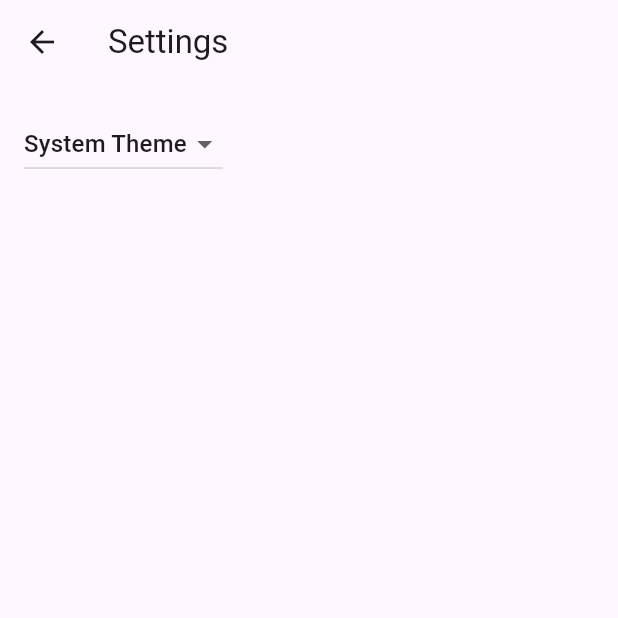
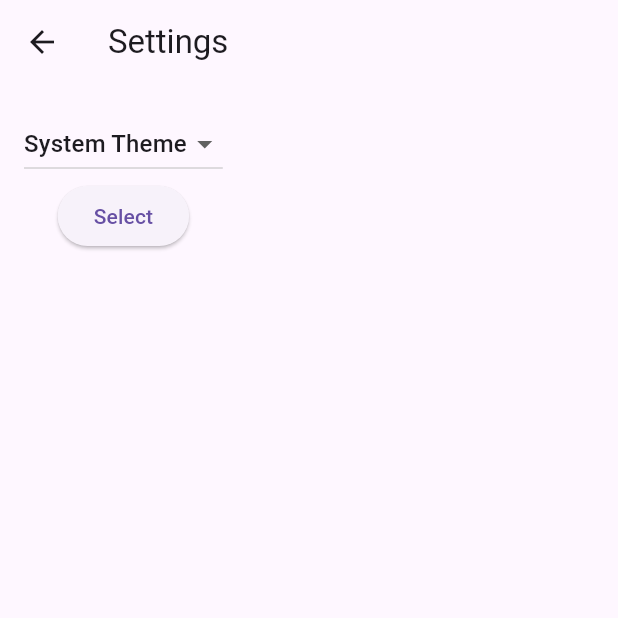
Before and after one commit to dominiqueue7/flutter-test, a Flutter app: the SettingsView screen opened by its route, on a phone screen of 412 x 824 dp, the top half of it. Run offline on Flutter 3.47's test engine with Material 3 defaults, Android fonts, the phone set to English and light mode, and no system bars; our stand-ins replace firebase_core, firebase_storage, flutter_image_compress, image_picker; accounts and stored records are empty; generated files the repository leaves out were written again.

Commit message:
upload image

```diff
--- a/test_app/lib/src/settings/settings_view.dart
+++ b/test_app/lib/src/settings/settings_view.dart
@@ -1,6 +1,6 @@
 import 'package:flutter/material.dart';
-
 import 'settings_controller.dart';
+import '../upload_image.dart';
 
 /// Displays the various settings that can be customized by the user.
 ///
@@ -15,6 +15,8 @@ class SettingsView extends StatelessWidget {
 
   @override
   Widget build(BuildContext context) {
+    final imageUploadButton = ImageUploadButton();
+
     return Scaffold(
       appBar: AppBar(
         title: const Text('Settings'),
@@ -25,7 +27,9 @@ class SettingsView extends StatelessWidget {
         //
         // When a user selects a theme from the dropdown list, the
         // SettingsController is updated, which rebuilds the MaterialApp.
-        child: DropdownButton<ThemeMode>(
+        child: Column(
+          children: [
+            DropdownButton<ThemeMode>(
               // Read the selected themeMode from the controller
               value: controller.themeMode,
               // Call the updateThemeMode method any time the user selects a theme.
@@ -45,6 +49,15 @@ class SettingsView extends StatelessWidget {
                 )
               ],
             ),
+            ElevatedButton(
+              onPressed: () {
+                // do something
+                imageUploadButton.selectAndUploadImage();
+              },
+              child: Text('Select'),
+            ),
+          ],
+        ),
       ),
     );
   }
--- a/test_app/pubspec.yaml
+++ b/test_app/pubspec.yaml
@@ -10,10 +10,14 @@ environment:
   sdk: '>=3.3.4 <4.0.0'
 
 dependencies:
+  firebase_core: ^2.30.1
+  firebase_storage: ^11.7.4
   flutter:
     sdk: flutter
+  flutter_image_compress: ^2.2.0
   flutter_localizations:
     sdk: flutter
+  image_picker: ^1.1.1
 
 dev_dependencies:
   flutter_test:
```
Also changed, not shown: test_app/lib/src/upload_image.dart (added, +33 -0 lines), test_app/firebase.json (added), test_app/lib/firebase_options.dart (added), test_app/pubspec.lock, 8 other files. Lines whose indentation alone changed are shown as unchanged.
